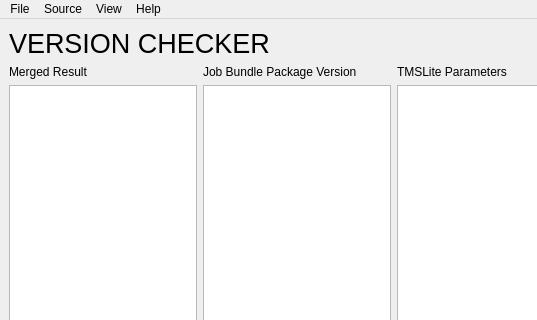
This is gui/main.ui in jonngo/opt_version_checker as Qt 5 draws it before an edit; both pictures show x 0 to 537 and y 0 to 320 of the 982 by 504 pixel window. The edited form follows.
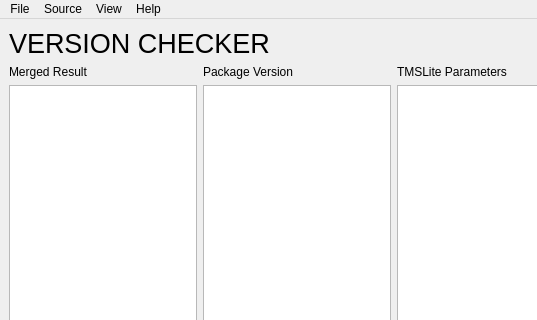
This is the edited form.

Commit message: Extraction from 4 package sources is complete. Result is merged into one. (Duplicate result is found and needs to be removed.)

The edit to the form file:
```diff
--- a/gui/main.ui
+++ b/gui/main.ui
@@ -87,7 +87,7 @@
         <item>
          <widget class="QLabel" name="job_bundle_pkg_ver_label">
           <property name="text">
-           <string>Job Bundle Package Version</string>
+           <string>Package Version</string>
           </property>
          </widget>
         </item>
```
Left out of the diff: 2 changed lines with no effect on the pictures. The commit also changes 5 other files.
